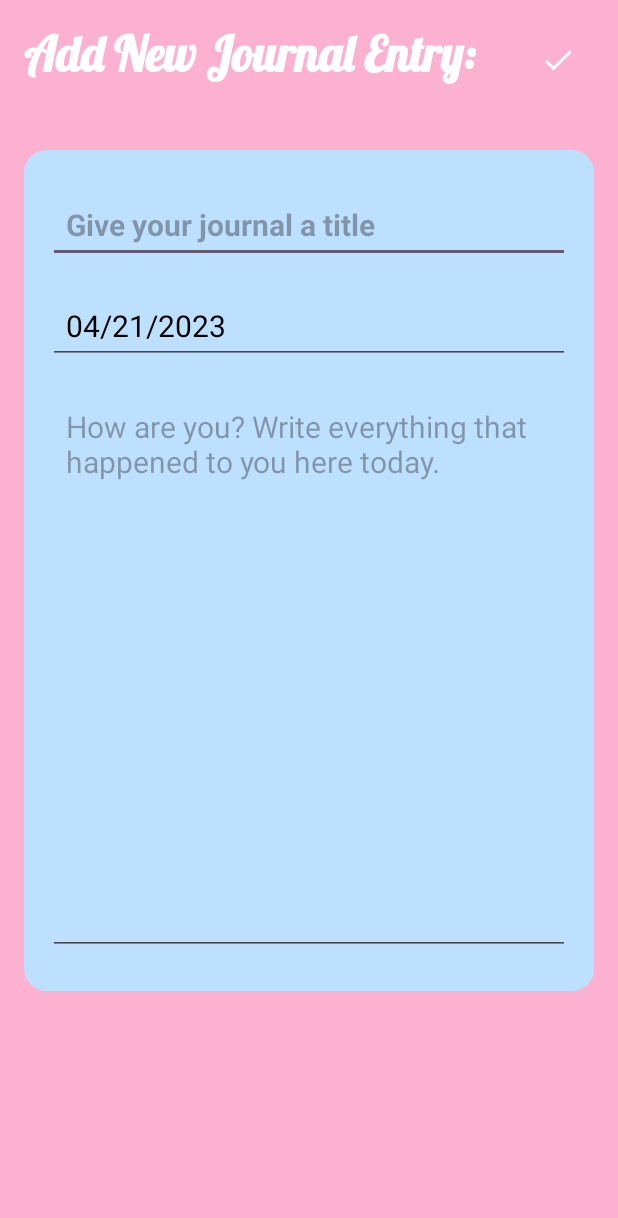
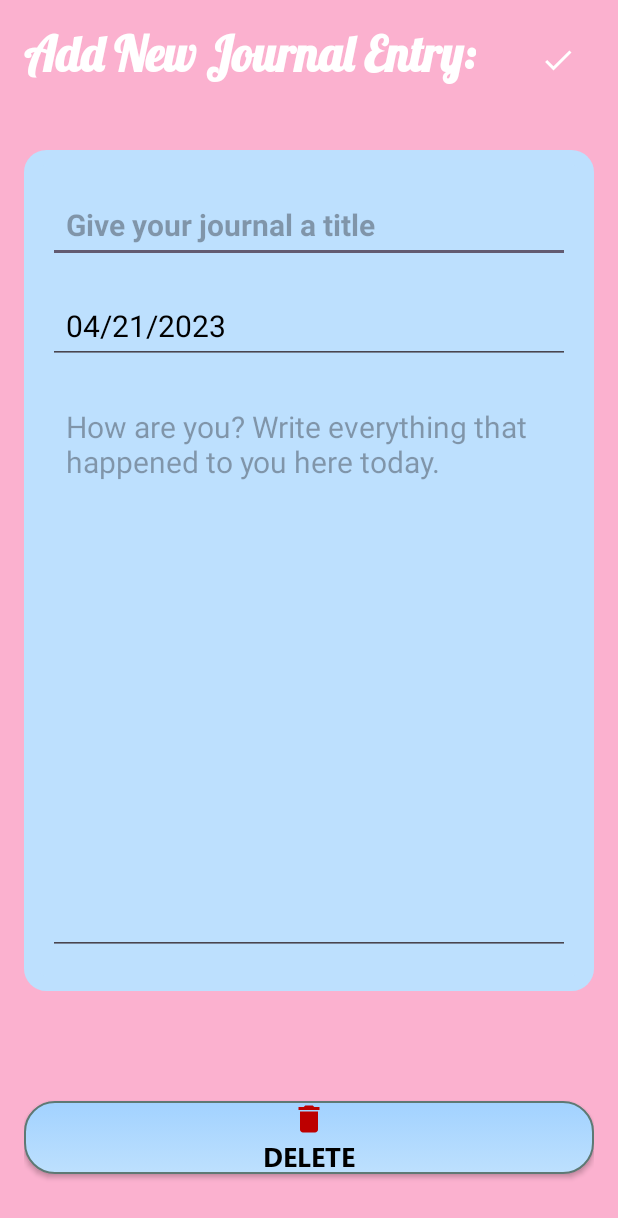
Before and after one commit to Ai-nihil/Mental-Hub, an Android app: the JournalDetailsActivity screen opened directly, with no data from a screen before it, on a phone screen of 412 x 824 dp. Shown: the top 1218 px of the screen. Run offline under Robolectric (Android 15) with nearby library versions, the phone set to English and light mode, and no system bars; our stand-ins replace Firebase (no records; nobody signed in at launch, a user with empty details on screens opened directly).

Commit message:
Journaling is now fully functional, Notification service implemented

```diff
--- a/app/build.gradle
+++ b/app/build.gradle
@@ -37,6 +37,7 @@ dependencies {
     implementation 'com.google.firebase:firebase-auth:21.0.3'
     implementation 'com.google.firebase:firebase-firestore:24.4.3'
     implementation 'com.firebaseui:firebase-ui-firestore:8.0.2'
+    implementation 'com.google.firebase:firebase-messaging-ktx:23.1.2'
     testImplementation 'junit:junit:4.13.2'
     androidTestImplementation 'androidx.test.ext:junit:1.1.5'
     androidTestImplementation 'androidx.test.espresso:espresso-core:3.5.1'
--- /dev/null
+++ b/app/src/main/res/drawable/ic_baseline_delete_24.xml
@@ -0,0 +1,5 @@
+<vector android:height="24dp" android:tint="#BD0000"
+    android:viewportHeight="24" android:viewportWidth="24"
+    android:width="24dp" xmlns:android="http://schemas.android.com/apk/res/android">
+    <path android:fillColor="@android:color/white" android:pathData="M6,19c0,1.1 0.9,2 2,2h8c1.1,0 2,-0.9 2,-2V7H6v12zM19,4h-3.5l-1,-1h-5l-1,1H5v2h14V4z"/>
+</vector>
--- /dev/null
+++ b/app/src/main/res/drawable/ic_baseline_notifications_active_24.xml
@@ -0,0 +1,5 @@
+<vector android:height="24dp" android:tint="#FFAFCC"
+    android:viewportHeight="24" android:viewportWidth="24"
+    android:width="24dp" xmlns:android="http://schemas.android.com/apk/res/android">
+    <path android:fillColor="@android:color/white" android:pathData="M7.58,4.08L6.15,2.65C3.75,4.48 2.17,7.3 2.03,10.5h2c0.15,-2.65 1.51,-4.97 3.55,-6.42zM19.97,10.5h2c-0.15,-3.2 -1.73,-6.02 -4.12,-7.85l-1.42,1.43c2.02,1.45 3.39,3.77 3.54,6.42zM18,11c0,-3.07 -1.64,-5.64 -4.5,-6.32L13.5,4c0,-0.83 -0.67,-1.5 -1.5,-1.5s-1.5,0.67 -1.5,1.5v0.68C7.63,5.36 6,7.92 6,11v5l-2,2v1h16v-1l-2,-2v-5zM12,22c0.14,0 0.27,-0.01 0.4,-0.04 0.65,-0.14 1.18,-0.58 1.44,-1.18 0.1,-0.24 0.15,-0.5 0.15,-0.78h-4c0.01,1.1 0.9,2 2.01,2z"/>
+</vector>
--- a/app/src/main/res/layout/activity_journal_details.xml
+++ b/app/src/main/res/layout/activity_journal_details.xml
@@ -42,10 +42,12 @@
             android:src="@drawable/ic_baseline_done_24"
             app:tint="@color/white" />
 
+    </RelativeLayout>
+
         <LinearLayout
             android:layout_width="match_parent"
             android:layout_height="wrap_content"
-            android:layout_below="@id/page_title"
+            android:layout_below="@id/title_bar_layout"
             android:layout_marginVertical="36dp"
             android:background="@drawable/rounded_corner"
             android:backgroundTint="@color/logo_color"
@@ -91,6 +93,17 @@
                 android:textSize="20sp" />
         </LinearLayout>
 
-    </RelativeLayout>
+    <androidx.appcompat.widget.AppCompatButton
+        android:id="@+id/delete_note_text_view_btn"
+        android:layout_width="match_parent"
+        android:layout_height="wrap_content"
+        android:layout_alignParentBottom="true"
+        android:layout_marginBottom="25dp"
+        android:fontFamily="@font/segoe_ui_bold"
+        android:background="@drawable/mybutton"
+        android:drawableTop="@drawable/ic_baseline_delete_24"
+        android:text="@string/delete"
+        android:textColor="@color/black"
+        android:textSize="18sp" />
 
 </RelativeLayout>
--- a/app/src/main/res/values/colors.xml
+++ b/app/src/main/res/values/colors.xml
@@ -1,6 +1,7 @@
 <?xml version="1.0" encoding="utf-8"?>
 <resources>
     <color name="journalBG">#FBB1CF</color>
+    <color name="red_100">#FF0000</color>
     <color name="pink_100">#FFC0CB</color>
     <color name="purple_200">#FFBB86FC</color>
     <color name="purple_500">#FF6200EE</color>
--- a/app/src/main/res/values/strings.xml
+++ b/app/src/main/res/values/strings.xml
@@ -1,6 +1,7 @@
 <resources>
     <string name="app_name">Mental Hub</string>
     <string name="title">Give your journal a title</string>
+    <string name="delete">Delete</string>
     <string name="journaltitle">Journal Title</string>
     <string name="timestamp">Date Created</string>
     <string name="journalhint">This can be journal content that can be long</string>
```
Also changed, not shown: app/src/main/AndroidManifest.xml (+7 -0 lines), app/src/main/java/com/example/mentalhub/JournalDetailsActivity.java (+66 -4 lines), app/src/main/java/com/example/mentalhub/MainActivity.java (+17 -0 lines), app/src/main/java/com/example/mentalhub/MyFirebaseMessagingService.java (added, +36 -0 lines).
